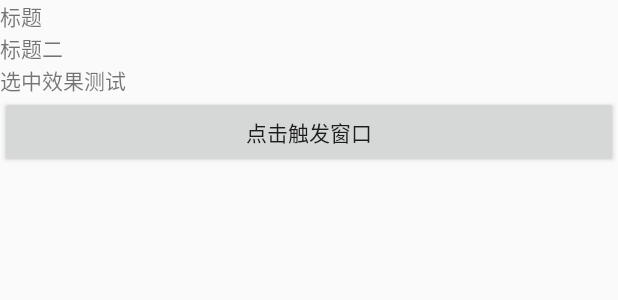
After one commit to cslongjian/android_customview, an Android app: the layout activity_demo5_24.xml on its own in the app's theme, with its tools: preview values and no code run, on a phone screen of 412 x 824 dp. The commit adds this screen. Shown: the top 300 px of the screen. Run offline under Robolectric (Android 15) with nearby library versions, the phone set to English and light mode, and no system bars.

Commit message:
demo_5_24
需求5.24的样板案例。

```diff
--- /dev/null
+++ b/YCF_customView/app/src/main/res/layout/activity_demo5_24.xml
@@ -0,0 +1,36 @@
+<?xml version="1.0" encoding="utf-8"?>
+<LinearLayout xmlns:android="http://schemas.android.com/apk/res/android"
+    android:layout_width="match_parent"
+    android:layout_height="match_parent"
+    android:orientation="vertical">
+
+
+
+    <TextView
+        android:layout_width="match_parent"
+        android:layout_height="wrap_content"
+        android:text="标题"
+        />
+
+    <TextView
+        android:layout_width="match_parent"
+        android:layout_height="wrap_content"
+        android:text="标题二"
+        />
+
+    <TextView
+        android:layout_width="match_parent"
+        android:layout_height="wrap_content"
+        android:text="选中效果测试"
+        />
+
+    <Button
+        android:id="@+id/btn"
+        android:layout_width="match_parent"
+        android:layout_height="wrap_content"
+        android:text="点击触发窗口"/>
+
+
+
+
+</LinearLayout>
```
Also changed, not shown: YCF_customView/app/src/main/AndroidManifest.xml (+7 -0 lines), YCF_customView/app/src/main/java/com/example/chenlongjian/ycf_customview/Demo5_24Activity.java (added, +37 -0 lines), YCF_customView/app/src/main/java/com/example/chenlongjian/ycf_customview/Demo5_24PrepaidCardlistActivity.java (added, +111 -0 lines), YCF_customView/app/src/main/java/com/example/chenlongjian/ycf_customview/MainActivity.java (+12 -0 lines), YCF_customView/app/src/main/java/com/example/chenlongjian/ycf_customview/model/PrepaidCard.java (added, +61 -0 lines), YCF_customView/app/src/main/res/layout/activity_5_24prepaidcardlist.xml (added, +27 -0 lines), YCF_customView/app/src/main/res/layout/activity_main.xml (+24 -9 lines).
